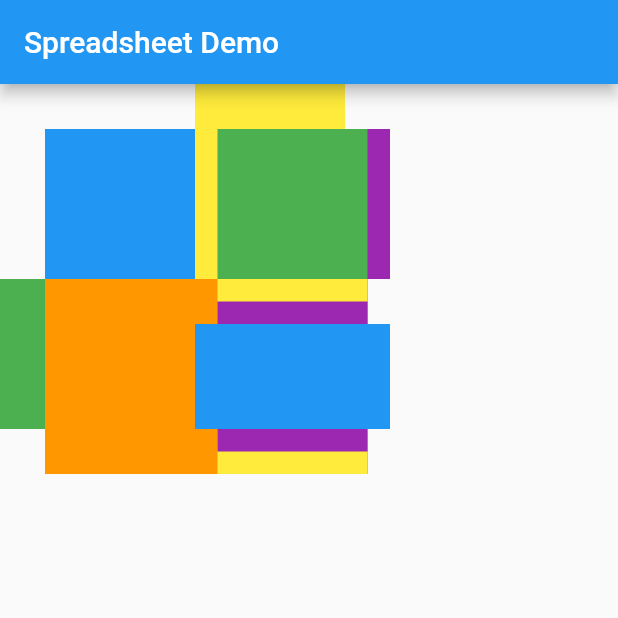
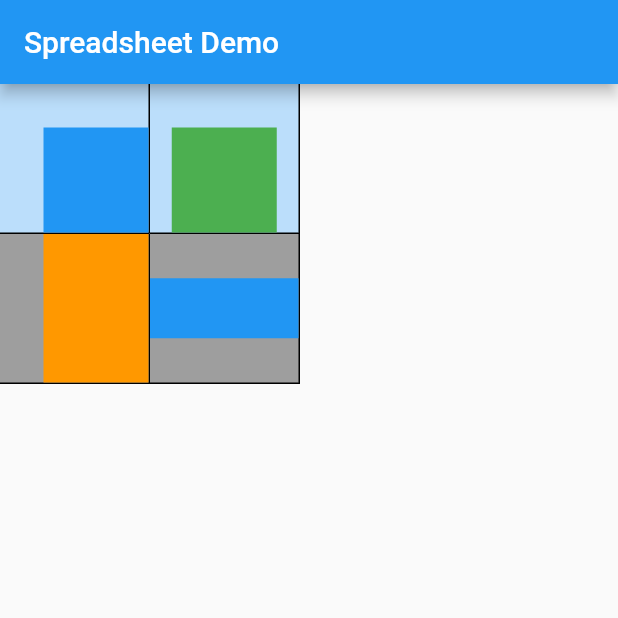
Before and after one commit to Kenoshen/flutter-spreadsheet, a Flutter app: the screen it shows after launch, on a phone screen of 412 x 824 dp, the top half of it. Run offline on Flutter 3.47's test engine with Material 2 defaults, Android fonts, the phone set to English and light mode, and no system bars; our stand-ins replace reorderables; missing offline and left inert: table_sticky_headers; statements that could not run were skipped.

Commit message:
some decorations

```diff
--- a/lib/main.dart
+++ b/lib/main.dart
@@ -44,19 +44,23 @@ class _MyHomePageState extends State<MyHomePage> {
 class SpreadsheetExample extends StatelessWidget {
   @override
   Widget build(BuildContext context) {
-    var w = 100.0;
-    var h = 100.0;
+    var w = 70.0;
+    var h = 70.0;
     var diff = 30.0;
-    var padding = 20.0;
+    var padding = 40.0;
     return Spreadsheet(
       frozenColumns: 1,
       frozenRows: 1,
       padding: EdgeInsets.all(padding),
+      border: BorderSide(color: Colors.black),
+      frozenRowsColor: Colors.blue[100],
+      striped: true,
       cells: [
         [
           SpreadsheetCell(child: ColoredBox(color: Colors.blue), width: w, height: h),
           SpreadsheetCell(child: ColoredBox(color: Colors.red), width: w - diff, height: h),
           SpreadsheetCell(child: ColoredBox(color: Colors.green), width: w + diff, height: h),
+          SpreadsheetCell(child: ColoredBox(color: Colors.brown), width: w, height: h),
           SpreadsheetCell(child: ColoredBox(color: Colors.yellow), width: w, height: h - diff),
           SpreadsheetCell(child: ColoredBox(color: Colors.purple), width: w, height: h + diff),
           SpreadsheetCell(child: ColoredBox(color: Colors.orange), width: w, height: h + diff),
@@ -64,6 +68,7 @@ class SpreadsheetExample extends StatelessWidget {
         [
           SpreadsheetCell(child: ColoredBox(color: Colors.purple), width: w + diff, height: h),
           SpreadsheetCell(child: ColoredBox(color: Colors.blue), width: w, height: h + diff),
+          SpreadsheetCell(child: ColoredBox(color: Colors.brown), width: w, height: h),
           SpreadsheetCell(child: ColoredBox(color: Colors.red), width: w, height: h),
           SpreadsheetCell(child: ColoredBox(color: Colors.green), width: w - diff, height: h),
           SpreadsheetCell(child: ColoredBox(color: Colors.yellow), width: w, height: h - diff),
@@ -74,15 +79,35 @@ class SpreadsheetExample extends StatelessWidget {
           SpreadsheetCell(child: ColoredBox(color: Colors.purple), width: w, height: h),
           SpreadsheetCell(child: ColoredBox(color: Colors.blue), width: w, height: h),
           SpreadsheetCell(child: ColoredBox(color: Colors.red), width: w, height: h),
+          SpreadsheetCell(child: ColoredBox(color: Colors.brown), width: w, height: h),
+          SpreadsheetCell(child: ColoredBox(color: Colors.orange), width: w, height: h + diff),
           SpreadsheetCell(child: ColoredBox(color: Colors.green), width: w, height: h),
-          SpreadsheetCell(child: ColoredBox(color: Colors.orange), width: w, height: h + diff),
         ],
         [
           SpreadsheetCell(child: ColoredBox(color: Colors.green), width: w, height: h),
           SpreadsheetCell(child: ColoredBox(color: Colors.orange), width: w, height: h + diff),
           SpreadsheetCell(child: ColoredBox(color: Colors.red), width: w, height: h - diff),
+          SpreadsheetCell(child: ColoredBox(color: Colors.brown), width: w, height: h),
           SpreadsheetCell(child: ColoredBox(color: Colors.yellow), width: w, height: h + diff),
           SpreadsheetCell(child: ColoredBox(color: Colors.purple), width: w, height: h),
+          SpreadsheetCell(child: ColoredBox(color: Colors.blue), width: w + diff, height: h - diff),
+        ],
+        [
+          SpreadsheetCell(child: ColoredBox(color: Colors.orange), width: w, height: h + diff),
+          SpreadsheetCell(child: ColoredBox(color: Colors.green), width: w, height: h),
+          SpreadsheetCell(child: ColoredBox(color: Colors.yellow), width: w, height: h + diff),
+          SpreadsheetCell(child: ColoredBox(color: Colors.purple), width: w, height: h),
+          SpreadsheetCell(child: ColoredBox(color: Colors.blue), width: w + diff, height: h - diff),
+          SpreadsheetCell(child: ColoredBox(color: Colors.brown), width: w, height: h),
+          SpreadsheetCell(child: ColoredBox(color: Colors.red), width: w, height: h - diff),
+        ],
+        [
+          SpreadsheetCell(child: ColoredBox(color: Colors.green), width: w, height: h),
+          SpreadsheetCell(child: ColoredBox(color: Colors.yellow), width: w, height: h + diff),
+          SpreadsheetCell(child: ColoredBox(color: Colors.purple), width: w, height: h),
+          SpreadsheetCell(child: ColoredBox(color: Colors.red), width: w, height: h - diff),
+          SpreadsheetCell(child: ColoredBox(color: Colors.orange), width: w, height: h + diff),
+          SpreadsheetCell(child: ColoredBox(color: Colors.brown), width: w, height: h),
           SpreadsheetCell(child: ColoredBox(color: Colors.blue), width: w + diff, height: h - diff),
         ],
       ],
--- a/lib/spreadsheet.dart
+++ b/lib/spreadsheet.dart
@@ -6,9 +6,23 @@ class Spreadsheet extends StatefulWidget {
   final int frozenRows;
   final int frozenColumns;
   final EdgeInsets padding;
+  final BorderSide border;
+  final bool outerBorder;
+  final Color frozenRowsColor;
+  final bool striped;
+  final Color stripeColor;
 
-  Spreadsheet({@required this.cells, this.frozenRows = 0, this.frozenColumns = 0, this.padding = EdgeInsets.zero})
-      : assert(_checkNotEmpty(cells), "Cells cannot be empty or null"),
+  Spreadsheet({
+    @required this.cells,
+    this.frozenRows = 0,
+    this.frozenColumns = 0,
+    this.padding = EdgeInsets.zero,
+    this.border = BorderSide.none,
+    this.outerBorder = false,
+    this.frozenRowsColor,
+    this.striped = false,
+    this.stripeColor = Colors.grey,
+  })  : assert(_checkNotEmpty(cells), "Cells cannot be empty or null"),
         assert(_checkAllColumnsAreEqualSize(cells), "Cell columns must be equal in size");
 
   static bool _checkNotEmpty(List<List<SpreadsheetCell>> cells) {
@@ -56,6 +70,16 @@ class _SpreadsheetState extends State<Spreadsheet> {
   @override
   void initState() {
     super.initState();
+    _init();
+    _verticalTitleController = ScrollController();
+    _verticalBodyController = ScrollController();
+    _horizontalBodyController = ScrollController();
+    _horizontalTitleController = ScrollController();
+    _verticalSyncController = _SyncScrollController([_verticalTitleController, _verticalBodyController]);
+    _horizontalSyncController = _SyncScrollController([_horizontalTitleController, _horizontalBodyController]);
+  }
+
+  void _init() {
     columnWidths = _calculateWidths(widget.cells);
     rowHeights = _calculateHeights(widget.cells);
     totalWidth = columnWidths.reduce((value, element) => value + element);
@@ -67,13 +91,13 @@ class _SpreadsheetState extends State<Spreadsheet> {
     frozenRowHeight = widget.frozenRows > 0 ? rowHeights.sublist(0, widget.frozenRows).reduce((value, element) => value + element) : 0.0;
     columnLength = widget.cells[0].length;
     _buildPositionedCells();
+  }
 
-    _verticalTitleController = ScrollController();
-    _verticalBodyController = ScrollController();
-    _horizontalBodyController = ScrollController();
-    _horizontalTitleController = ScrollController();
-    _verticalSyncController = _SyncScrollController([_verticalTitleController, _verticalBodyController]);
-    _horizontalSyncController = _SyncScrollController([_horizontalTitleController, _horizontalBodyController]);
+  @override
+  void didUpdateWidget(covariant Spreadsheet oldWidget) {
+    super.didUpdateWidget(oldWidget);
+    // need to call _init again so the correct frozen positions are set.  But this is an expensive call.
+    _init();
   }
 
   @override
@@ -85,18 +109,20 @@ class _SpreadsheetState extends State<Spreadsheet> {
 
   @override
   Widget build(BuildContext context) {
-    var frozenCorners = ConstrainedBox(constraints: BoxConstraints(maxWidth: frozenColumnWidth, maxHeight: frozenRowHeight), child: Stack(children: _wrapCells(frozenCornerCells)));
-    var frozenColumns = ConstrainedBox(constraints: BoxConstraints(maxWidth: frozenColumnWidth, maxHeight: totalHeight), child: Stack(children: _wrapCells(frozenColumnCells)));
-    var frozenRows = ConstrainedBox(constraints: BoxConstraints(maxWidth: totalWidth, maxHeight: frozenRowHeight), child: Stack(children: _wrapCells(frozenRowCells)));
-    var body = ConstrainedBox(constraints: BoxConstraints(maxWidth: totalWidth, maxHeight: totalHeight), child: Stack(children: _wrapCells(bodyCells)));
+    final width = totalWidth - frozenColumnWidth + widget.padding.right;
+    final height = totalHeight - frozenRowHeight + widget.padding.bottom;
+    var frozenCorners = ConstrainedBox(constraints: BoxConstraints(maxWidth: frozenColumnWidth, maxHeight: frozenRowHeight), child: Stack(children: _wrapCells(frozenCornerCells, color: widget.frozenRowsColor)));
+    var frozenColumns = ConstrainedBox(constraints: BoxConstraints(maxWidth: frozenColumnWidth, maxHeight: height), child: Stack(children: _wrapCells(frozenColumnCells)));
+    var frozenRows = ConstrainedBox(constraints: BoxConstraints(maxWidth: width, maxHeight: frozenRowHeight), child: Stack(children: _wrapCells(frozenRowCells, color: widget.frozenRowsColor)));
+    var body = ConstrainedBox(constraints: BoxConstraints(maxWidth: width, maxHeight: height), child: Stack(children: _wrapCells(bodyCells)));
     const physics = ClampingScrollPhysics();
     return Column(
       children: <Widget>[
         Row(
           children: <Widget>[
-            // STICKY LEGEND
+            // CORNERS
             frozenCorners,
-            // STICKY ROW
+            // FROZEN ROWS
             Expanded(
               child: NotificationListener<ScrollNotification>(
                 child: SingleChildScrollView(
@@ -117,7 +143,7 @@ class _SpreadsheetState extends State<Spreadsheet> {
           child: Row(
             crossAxisAlignment: CrossAxisAlignment.start,
             children: <Widget>[
-              // STICKY COLUMN
+              // FROZEN COLUMNS
               NotificationListener<ScrollNotification>(
                 child: SingleChildScrollView(
                   physics: physics,
@@ -129,7 +155,7 @@ class _SpreadsheetState extends State<Spreadsheet> {
                   return true;
                 },
               ),
-              // CONTENT
+              // BODY
               Expanded(
                 child: NotificationListener<ScrollNotification>(
                   onNotification: (ScrollNotification notification) {
@@ -142,11 +168,10 @@ class _SpreadsheetState extends State<Spreadsheet> {
                     controller: _horizontalBodyController,
                     child: NotificationListener<ScrollNotification>(
                       child: SingleChildScrollView(
-                          physics: physics,
-                          controller: _verticalBodyController,
-                          child: Column(
-                            children: [body],
-                          )),
+                        physics: physics,
+                        controller: _verticalBodyController,
+                        child: body,
+                      ),
                       onNotification: (ScrollNotification notification) {
                         _verticalSyncController.processNotification(notification, _verticalBodyController);
                         return true;
@@ -162,19 +187,32 @@ class _SpreadsheetState extends State<Spreadsheet> {
     );
   }
 
-  List<Widget> _wrapCells(List<_PositionedCell> cells) {
-    return cells.map(_wrapCell).toList();
+  List<Widget> _wrapCells(List<_PositionedCell> cells, {Color color}) {
+    return cells.map((cell) {
+      return _wrapCell(cell, color: (color == null && widget.striped && widget.stripeColor != null && cell.yIndex % 2 == 0 ? widget.stripeColor : color));
+    }).toList();
   }
 
-  Widget _wrapCell(_PositionedCell cell) {
+  Widget _wrapCell(_PositionedCell cell, {Color color}) {
     return Positioned(
       left: cell.x,
       top: cell.y,
       width: cell.width,
       height: cell.height,
-      child: Align(
-        alignment: cell.alignment,
-        child: cell.cell,
+      child: Container(
+        decoration: BoxDecoration(
+          color: color,
+          border: Border(
+            right: widget.border,
+            bottom: widget.border,
+            top: (widget.outerBorder && cell.alignment.y > 0.0 ? widget.border : BorderSide.none),
+            left: (widget.outerBorder && cell.alignment.x > 0.0 ? widget.border : BorderSide.none),
+          ),
+        ),
+        child: Align(
+          alignment: cell.alignment,
+          child: cell.cell,
+        ),
       ),
     );
   }
@@ -204,8 +242,9 @@ class _SpreadsheetState extends State<Spreadsheet> {
 
         var isFrozCol = x < widget.frozenColumns;
         var isFrozRow = y < widget.frozenRows;
-        var isCorner = !isFrozCol && !isFrozRow;
-        var pos = _PositionedCell(xPos - (isFrozRow || !isCorner ? frozenColumnWidth : 0.0), yPos - (isFrozCol || !isCorner ? frozenRowHeight : 0.0), width, height, align, cell);
+        var isCorner = isFrozCol && isFrozRow;
+        var isBody = !isFrozCol && !isFrozRow;
+        var pos = _PositionedCell(xPos - ((isFrozRow && !isCorner) || isBody ? frozenColumnWidth : 0.0), yPos - ((isFrozCol && !isCorner) || isBody ? frozenRowHeight : 0.0), width, height, align, cell, xIndex: x, yIndex: y);
         if (isFrozCol && isFrozRow)
           frozenCornerCells.add(pos);
         else if (isFrozCol)
@@ -263,12 +302,14 @@ class _SpreadsheetState extends State<Spreadsheet> {
 class _PositionedCell {
   final double x;
   final double y;
+  final int xIndex;
+  final int yIndex;
   final double width;
   final double height;
   final Alignment alignment;
   final SpreadsheetCell cell;
 
-  _PositionedCell(this.x, this.y, this.width, this.height, this.alignment, this.cell);
+  _PositionedCell(this.x, this.y, this.width, this.height, this.alignment, this.cell, {@required this.xIndex, @required this.yIndex});
 }
 
 class SpreadsheetCell extends StatelessWidget {
```
